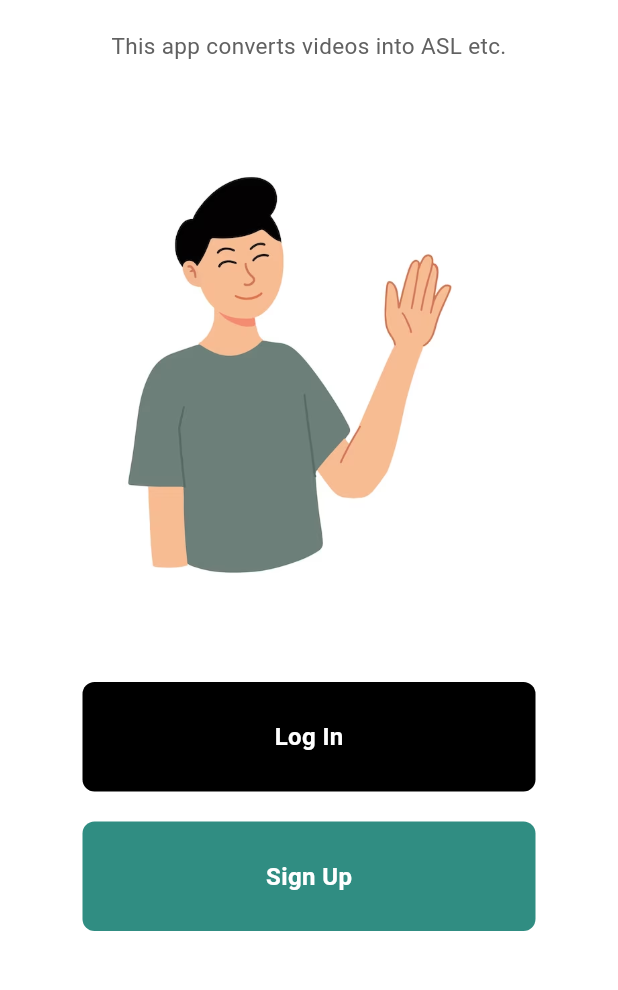
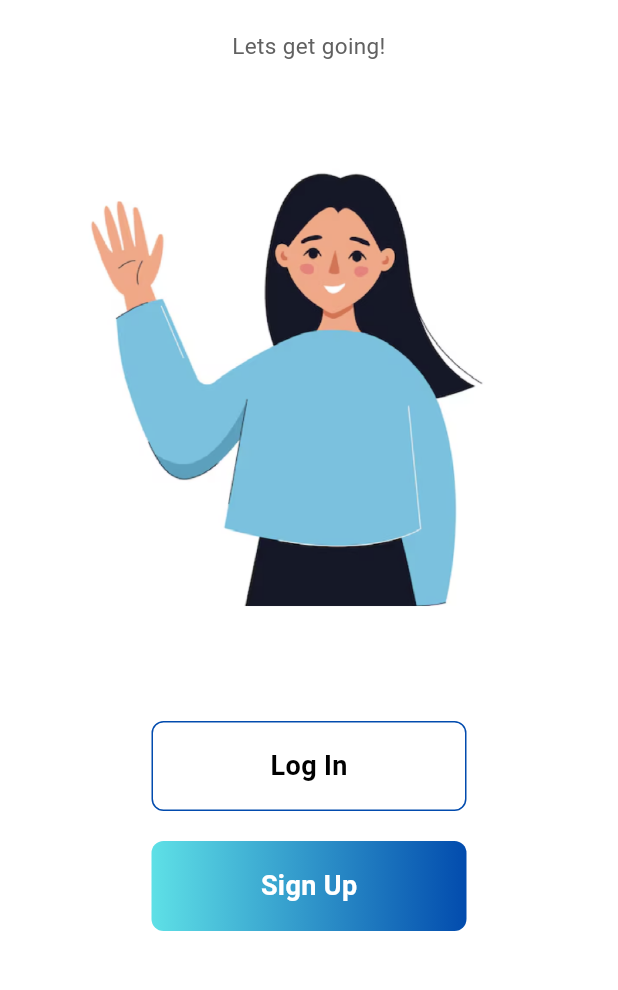
Before and after one commit to Deshan0802/SDGP, a Flutter app: the WelcomePage screen opened directly, on a phone screen of 412 x 824 dp, the part 155-1145 px from its top. Run offline on Flutter 3.47's test engine with Material 3 defaults, Android fonts, the phone set to English and light mode, and no system bars; drawn by our look-alikes of flutter_settings_screens; our stand-ins replace file_picker, firebase_auth, fluttertoast, image_picker, just_audio, permission_handler and 1 more; missing offline and left inert: flutter_sound; accounts and stored records are empty; network calls fail.

Commit message:
Modify splash screen and welcome screen

```diff
--- a/frontend/lib/screens/splash_screen.dart
+++ b/frontend/lib/screens/splash_screen.dart
@@ -32,8 +32,8 @@ class _SplashScreenState extends State<SplashScreen> {
           decoration: const BoxDecoration(
             gradient: LinearGradient(
               colors: [
-                Color.fromRGBO(17, 106, 123, 0.992),
-                Color.fromRGBO(194, 222, 220, 0.992)
+                Color.fromRGBO(93, 224, 230, 0.992),
+                Color.fromRGBO(0, 74, 173, 0.992)
               ],
               begin: Alignment.topLeft,
               end: Alignment.bottomLeft,
@@ -42,15 +42,11 @@ class _SplashScreenState extends State<SplashScreen> {
           child: Stack(
             alignment: Alignment.center,
             children: [
-              // Image Widget for the Logo (Circular Positioned)
               Positioned(
-                top: MediaQuery.of(context).size.height *
-                    0.3, // Adjust the value as needed
+                top: MediaQuery.of(context).size.height * 0.3,
                 child: SizedBox(
-                  width: MediaQuery.of(context).size.width *
-                      0.5, // Adjust the width as needed
-                  height: MediaQuery.of(context).size.width *
-                      0.5, // Adjust the height as needed
+                  width: MediaQuery.of(context).size.width * 0.5,
+                  height: MediaQuery.of(context).size.width * 0.5,
                   child: ClipOval(
                     child: Image.asset(
                       'assets/images/signup-login-screens/signwave-logo.png',
@@ -77,10 +73,10 @@ class _SplashScreenState extends State<SplashScreen> {
                     ),
                     SizedBox(height: 40),
                     Text(
-                      'Beyond Words, Within Reach',
+                      'Beyond Words | Within Reach',
                       style: TextStyle(
-                        color: Color.fromARGB(255, 0, 0, 0),
-                        fontSize: 18,
+                        color: Color.fromARGB(255, 255, 255, 255),
+                        fontSize: 20,
                       ),
                     ),
                   ],
--- a/frontend/lib/screens/welcome_screen.dart
+++ b/frontend/lib/screens/welcome_screen.dart
@@ -44,7 +44,7 @@ class WelcomePage extends StatelessWidget {
                     height: 20,
                   ),
                   Text(
-                    "This app converts videos into ASL etc.",
+                    "Lets get going!",
                     textAlign: TextAlign.center,
                     style: TextStyle(
                       color: Colors.grey[700],
@@ -54,13 +54,16 @@ class WelcomePage extends StatelessWidget {
                 ],
               ),
               Container(
-                // Inserting the image to the page
-                height: MediaQuery.of(context).size.height / 3,
-                decoration: const BoxDecoration(
-                    image: DecorationImage(
-                  image:
-                      AssetImage("assets/images/welcome-screen/background.png"),
-                )),
+                height: 350, // Adjust height as needed
+                width: 350, // Adjust width as needed
+                decoration: BoxDecoration(
+                  image: DecorationImage(
+                    image: AssetImage(
+                        "assets/images/welcome-screen/welcomepage-background-image.png"),
+                    fit: BoxFit
+                        .cover, // Ensure the image covers the entire container
+                  ),
+                ),
               ),
               Column(
                 children: <Widget>[
--- a/frontend/lib/widgets/login_button.dart
+++ b/frontend/lib/widgets/login_button.dart
@@ -21,19 +21,24 @@ class MyButtonLog extends StatelessWidget {
           }
         },
         child: Container(
-          padding: const EdgeInsets.all(25),
+          width: 210, // Adjust width as needed
+          height: 60, // Adjust height as needed
+          padding: const EdgeInsets.symmetric(
+              vertical: 10, horizontal: 25), // Adjust padding as needed
           margin: const EdgeInsets.symmetric(horizontal: 25),
           decoration: BoxDecoration(
-            color: Colors.black,
+            color: Colors.white, // Background color white
             borderRadius: BorderRadius.circular(8),
+            border: Border.all(
+                color: Color.fromRGBO(0, 74, 173, 0.992)), // Border color black
           ),
-          child: const Center(
+          child: Center(
             child: Text(
               "Log In",
               style: TextStyle(
-                color: Colors.white,
+                color: Colors.black, // Text color black
                 fontWeight: FontWeight.bold,
-                fontSize: 16,
+                fontSize: 18,
               ),
             ),
           ),
--- a/frontend/lib/widgets/signin_button.dart
+++ b/frontend/lib/widgets/signin_button.dart
@@ -20,20 +20,27 @@ class MyButtonSign extends StatelessWidget {
             );
           }
         },
-        child: Container(
-          padding: const EdgeInsets.all(25),
-          margin: const EdgeInsets.symmetric(horizontal: 25),
+        child: DecoratedBox(
           decoration: BoxDecoration(
-            color: const Color.fromARGB(255, 48, 141, 130),
+            gradient: LinearGradient(
+              colors: [
+                Color.fromRGBO(93, 224, 230, 0.992),
+                Color.fromRGBO(0, 74, 173, 0.992)
+              ],
+            ),
             borderRadius: BorderRadius.circular(8),
           ),
-          child: const Center(
-            child: Text(
-              "Sign Up",
-              style: TextStyle(
-                color: Colors.white,
-                fontWeight: FontWeight.bold,
-                fontSize: 16,
+          child: Container(
+            width: 210, // Adjust width as needed
+            height: 60, // Adjust height as needed
+            child: Center(
+              child: Text(
+                "Sign Up",
+                style: TextStyle(
+                  color: Colors.white,
+                  fontWeight: FontWeight.bold,
+                  fontSize: 18,
+                ),
               ),
             ),
           ),
```
Also changed, not shown: frontend/assets/images/signup-login-screens/SingWave_Logo_1.png (deleted), frontend/assets/images/signup-login-screens/signwave-logo.png, frontend/assets/images/signup-login-screens/signwave-logo1.png (added), frontend/assets/images/welcome-screen/welcomepage-background-image.png (added).
